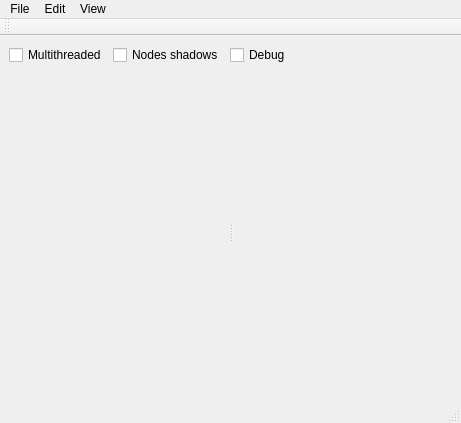
Before: the Qt Designer form test_app_ui.ui in wonderworks-software/PyFlow, drawn with Qt 5.
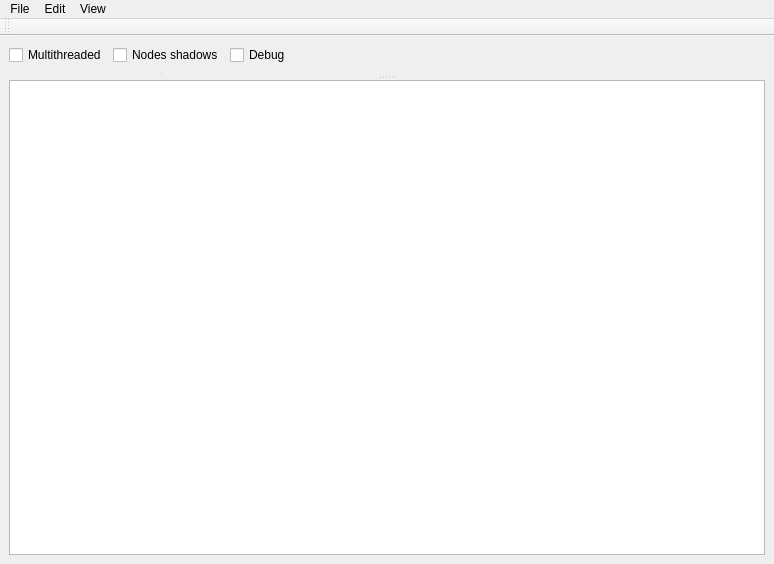
After: the same form once the commit is applied.

What changed in the file:
```diff
--- a/test_app_ui.ui
+++ b/test_app_ui.ui
@@ -6,30 +6,20 @@
    <rect>
     <x>0</x>
     <y>0</y>
-    <width>461</width>
-    <height>423</height>
+    <width>774</width>
+    <height>564</height>
    </rect>
   </property>
   <property name="windowTitle">
    <string>MainWindow</string>
   </property>
   <widget class="QWidget" name="centralwidget">
-   <layout class="QGridLayout" name="gridLayout_2">
-    <item row="2" column="0">
-     <widget class="QSplitter" name="splitter">
-      <property name="orientation">
-       <enum>Qt::Horizontal</enum>
-      </property>
-      <widget class="QWidget" name="verticalLayoutWidget">
-       <layout class="QVBoxLayout" name="verticalLayout"/>
-      </widget>
-      <widget class="QWidget" name="gridLayoutWidget">
-       <layout class="QGridLayout" name="gridLayout"/>
-      </widget>
-     </widget>
-    </item>
+   <property name="locale">
+    <locale language="English" country="UnitedStates"/>
+   </property>
+   <layout class="QGridLayout" name="gridLayout_3">
     <item row="0" column="0">
-     <layout class="QHBoxLayout" name="horizontalLayout">
+     <layout class="QHBoxLayout" name="ModesLayout">
       <property name="sizeConstraint">
        <enum>QLayout::SetMinimumSize</enum>
       </property>
@@ -69,15 +59,86 @@
       </item>
      </layout>
     </item>
+    <item row="1" column="0">
+     <widget class="QSplitter" name="vertical_splitter">
+      <property name="sizePolicy">
+       <sizepolicy hsizetype="Preferred" vsizetype="Preferred">
+        <horstretch>0</horstretch>
+        <verstretch>0</verstretch>
+       </sizepolicy>
+      </property>
+      <property name="orientation">
+       <enum>Qt::Vertical</enum>
+      </property>
+      <widget class="QSplitter" name="horizontal_splitter">
+       <property name="styleSheet">
+        <string notr="true"/>
+       </property>
+       <property name="orientation">
+        <enum>Qt::Horizontal</enum>
+       </property>
+       <widget class="QWidget" name="NodeBoxWidget" native="true">
+        <property name="maximumSize">
+         <size>
+          <width>150</width>
+          <height>16777215</height>
+         </size>
+        </property>
+        <layout class="QGridLayout" name="gridLayout_2">
+         <property name="margin">
+          <number>1</number>
+         </property>
+         <item row="0" column="0">
+          <layout class="QVBoxLayout" name="NodeBoxLayout">
+           <property name="sizeConstraint">
+            <enum>QLayout::SetMaximumSize</enum>
+           </property>
+          </layout>
+         </item>
+        </layout>
+       </widget>
+       <widget class="QWidget" name="SceneWidget" native="true">
+        <layout class="QGridLayout" name="gridLayout">
+         <property name="margin">
+          <number>1</number>
+         </property>
+         <item row="0" column="0">
+          <layout class="QGridLayout" name="SceneLayout">
+           <property name="sizeConstraint">
+            <enum>QLayout::SetMaximumSize</enum>
+           </property>
+          </layout>
+         </item>
+        </layout>
+       </widget>
+      </widget>
+      <widget class="QPlainTextEdit" name="console">
+       <property name="sizePolicy">
+        <sizepolicy hsizetype="Preferred" vsizetype="Minimum">
+         <horstretch>0</horstretch>
+         <verstretch>0</verstretch>
+        </sizepolicy>
+       </property>
+       <property name="maximumSize">
+        <size>
+         <width>16777215</width>
+         <height>16777215</height>
+        </size>
+       </property>
+       <property name="styleSheet">
+        <string notr="true"/>
+       </property>
+      </widget>
+     </widget>
+    </item>
    </layout>
   </widget>
-  <widget class="QStatusBar" name="statusbar"/>
   <widget class="QMenuBar" name="menuBar">
    <property name="geometry">
     <rect>
      <x>0</x>
      <y>0</y>
-     <width>461</width>
+     <width>774</width>
      <height>18</height>
     </rect>
    </property>
```
Left out of the diff: 7 changed lines with no effect on the pictures.
